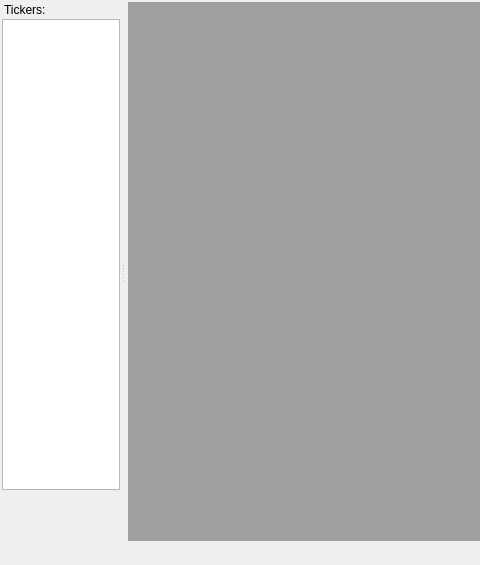
Qt form mainwindow.ui (albert-sergeev/FinLoader) before a commit; both pictures show x 0 to 480 and y 0 to 565 of the 811 by 565 pixel window.
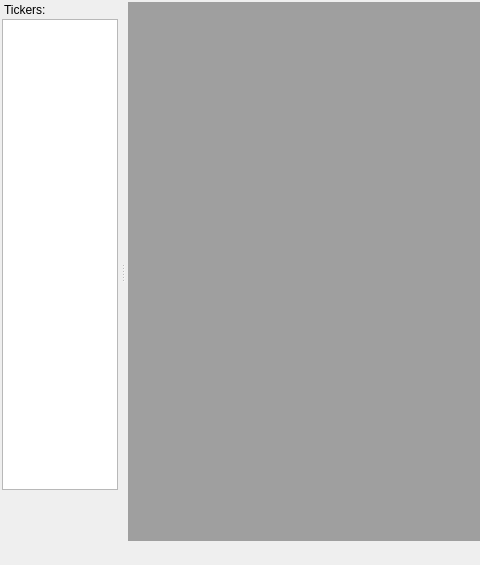
The same form after that commit.

Commit message: add menu to show button panel for ticker docbar

```diff
--- a/mainwindow.ui
+++ b/mainwindow.ui
@@ -83,7 +83,7 @@
       <number>0</number>
      </property>
      <property name="rightMargin">
-      <number>0</number>
+      <number>2</number>
      </property>
      <property name="bottomMargin">
       <number>2</number>
```
Left out of the diff: 2 changed lines with no effect on the pictures. The commit also changes 2 other files.
